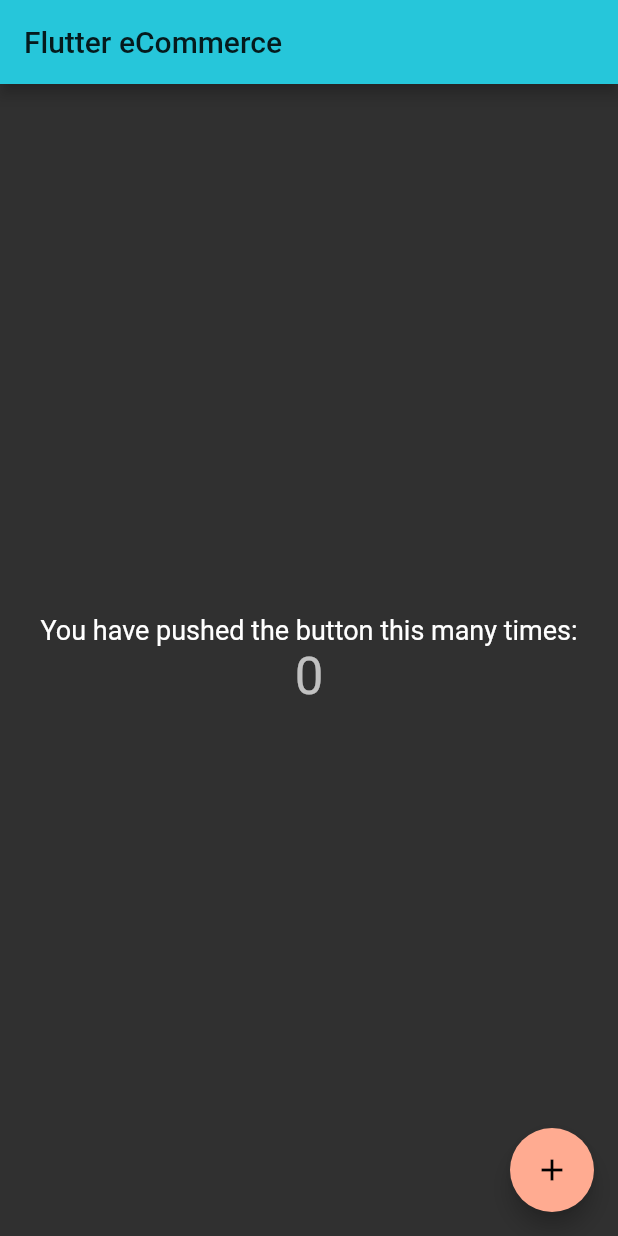
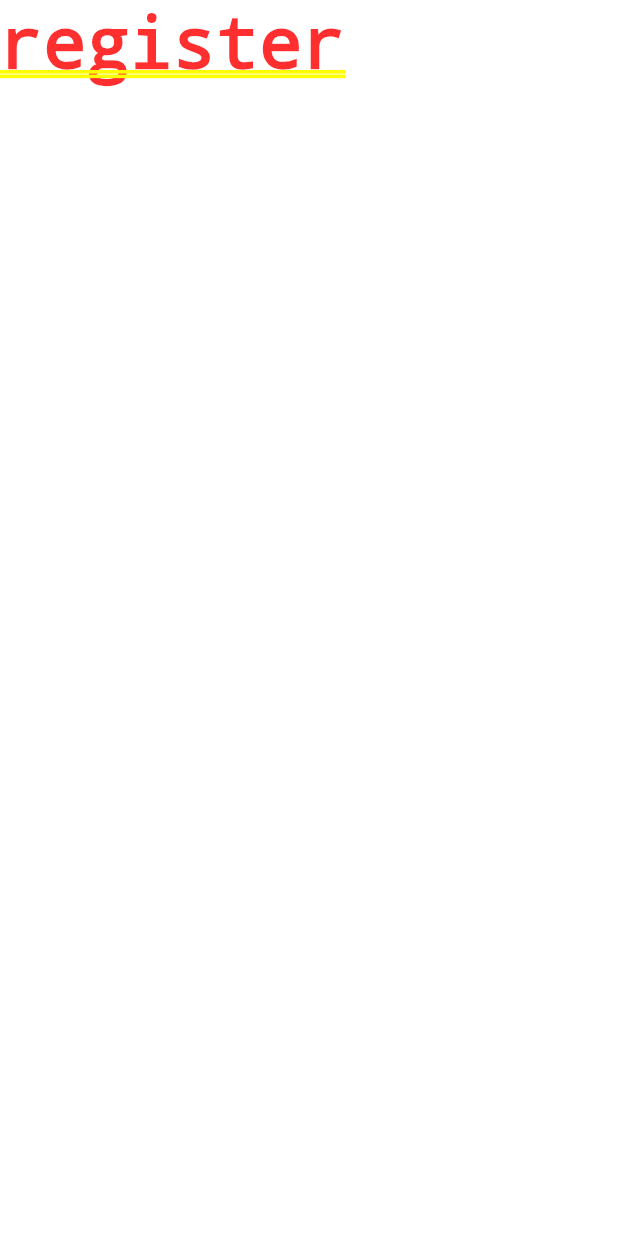
Before and after one commit to raphaelpinel/flutter-eCommerce, a Flutter app: the screen it shows after launch, on a phone screen of 412 x 824 dp. Run offline on Flutter 3.47's test engine with Material 2 defaults, Android fonts, the phone set to English and light mode, and no system bars.

Commit message:
Wire register page

```diff
--- a/lib/main.dart
+++ b/lib/main.dart
@@ -1,4 +1,6 @@
 import 'package:flutter/material.dart';
+
+import 'package:flutter_ecommerce/pages/register_page.dart';
 
 void main() => runApp(MyApp());
 
@@ -25,7 +27,7 @@ class MyApp extends StatelessWidget {
               fontSize: 18.0,
             ),
           )),
-      home: MyHomePage(title: 'Flutter eCommerce'),
+      home: RegisterPage(),
     );
   }
 }
--- /dev/null
+++ b/lib/pages/register_page.dart
@@ -0,0 +1,17 @@
+import 'package:flutter/material.dart';
+
+class RegisterPage extends StatefulWidget {
+  const RegisterPage({Key key}) : super(key: key);
+
+  @override
+  _RegisterPageState createState() => _RegisterPageState();
+}
+
+class _RegisterPageState extends State<RegisterPage> {
+  @override
+  Widget build(BuildContext context) {
+    return Container(
+      child: Text('register'),
+    );
+  }
+}
```
